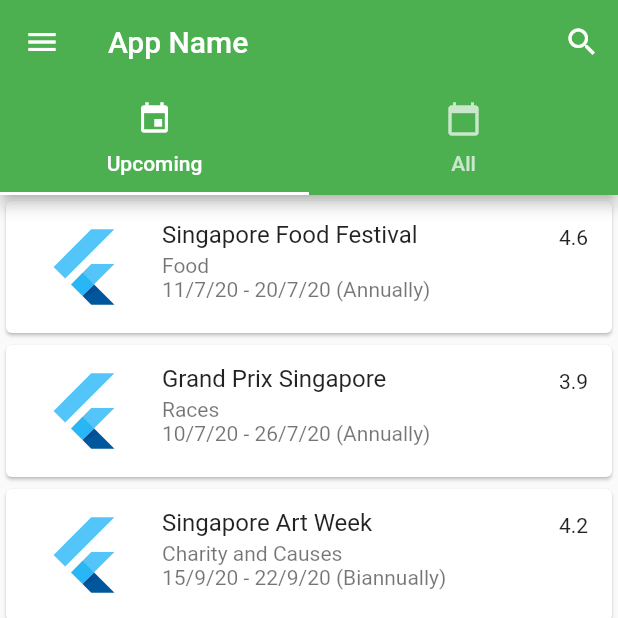
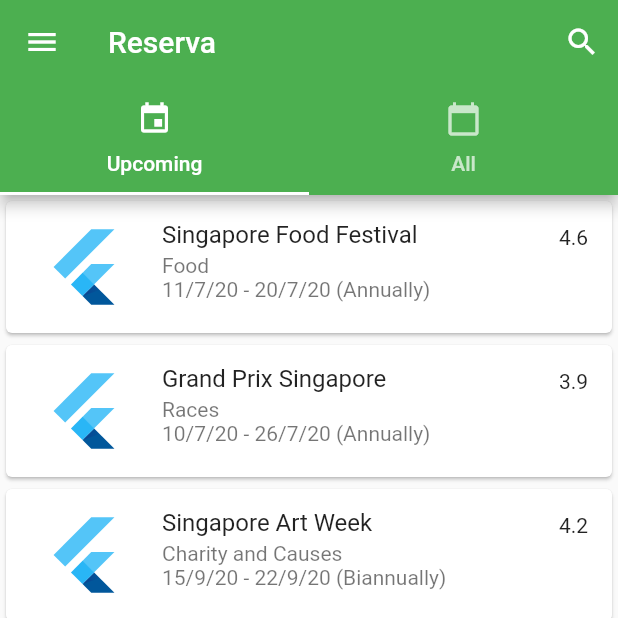
Before and after one commit to Pascal-Inc/Reserva-Flutter, a Flutter app: the screen it shows after launch, on a phone screen of 412 x 824 dp, the top half of it. Run offline on Flutter 3.47's test engine with Material 2 defaults, Android fonts, the phone set to English and light mode, and no system bars.

Commit message:
Update Tabs.dart

```diff
--- a/lib/Tabs.dart
+++ b/lib/Tabs.dart
@@ -7,7 +7,7 @@
 
 class _TabBarClassState extends State<TabBarClass> {
   Icon customIcon = Icon(Icons.search);
-  Widget customSearchBar = Text("App Name");
+  Widget customSearchBar = Text("Reserva");
 
   @override
   Widget build(BuildContext context) {
@@ -57,7 +57,7 @@
               drawer: Drawer(
                 child: ListView(
                   padding: EdgeInsets.zero,
-                  children: const <Widget>[
+                  children: <Widget>[
                     DrawerHeader(
                       decoration: BoxDecoration(
                         color: Colors.green,
@@ -75,27 +75,27 @@
                     ListTile(
                         leading: Icon(Icons.account_circle),
                         title: Text('Account'),
-                    ),
+                        onTap: () {}),
                     ListTile(
                         leading: Icon(Icons.enhanced_encryption),
                         title: Text('Privacy'),
-                    ),
+                        onTap: () {}),
                     ListTile(
                         leading: Icon(Icons.security),
                         title: Text('Security'),
-                    ),
+                        onTap: () {}),
                     ListTile(
                         leading: Icon(Icons.notifications),
                         title: Text('Notifications'),
-                    ),
+                        onTap: () {}),
                     ListTile(
                         leading: Icon(Icons.help),
                         title: Text('Help'),
-                    ),
+                        onTap: () {}),
                     ListTile(
-                      title:
-                          Text("Log Out", style: TextStyle(color: Colors.red)),
-                    )
+                        title: Text("Log Out",
+                            style: TextStyle(color: Colors.red)),
+                        onTap: () {})
                   ],
                 ),
               ),
```
Lines whose indentation alone changed are shown as unchanged.
